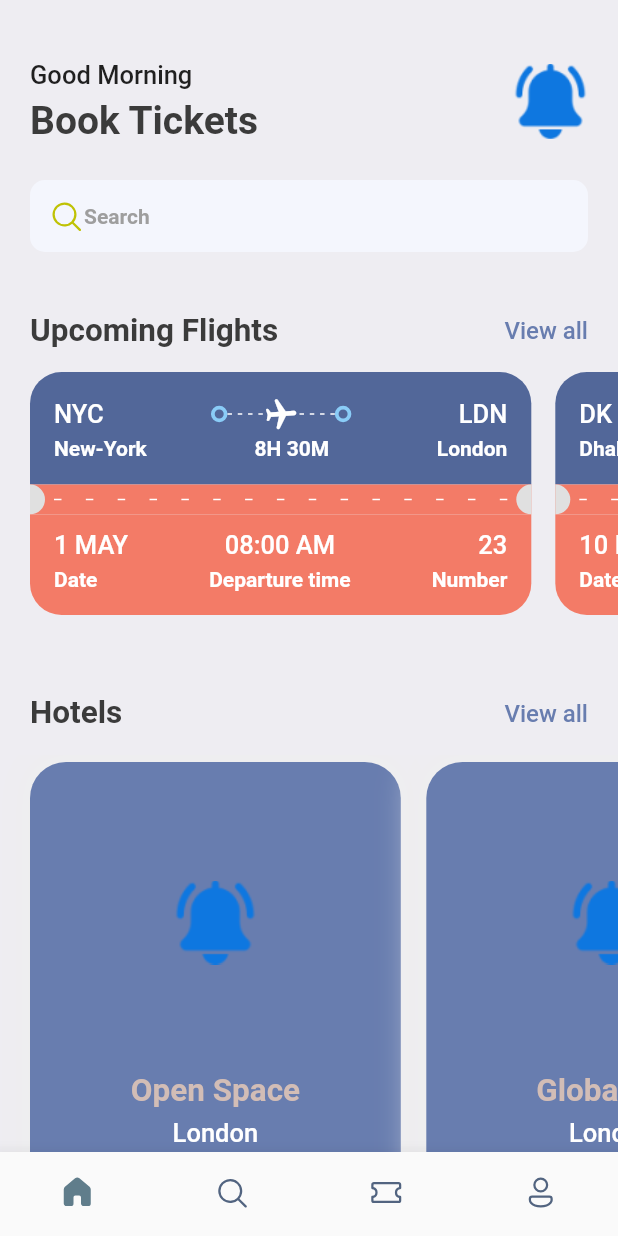
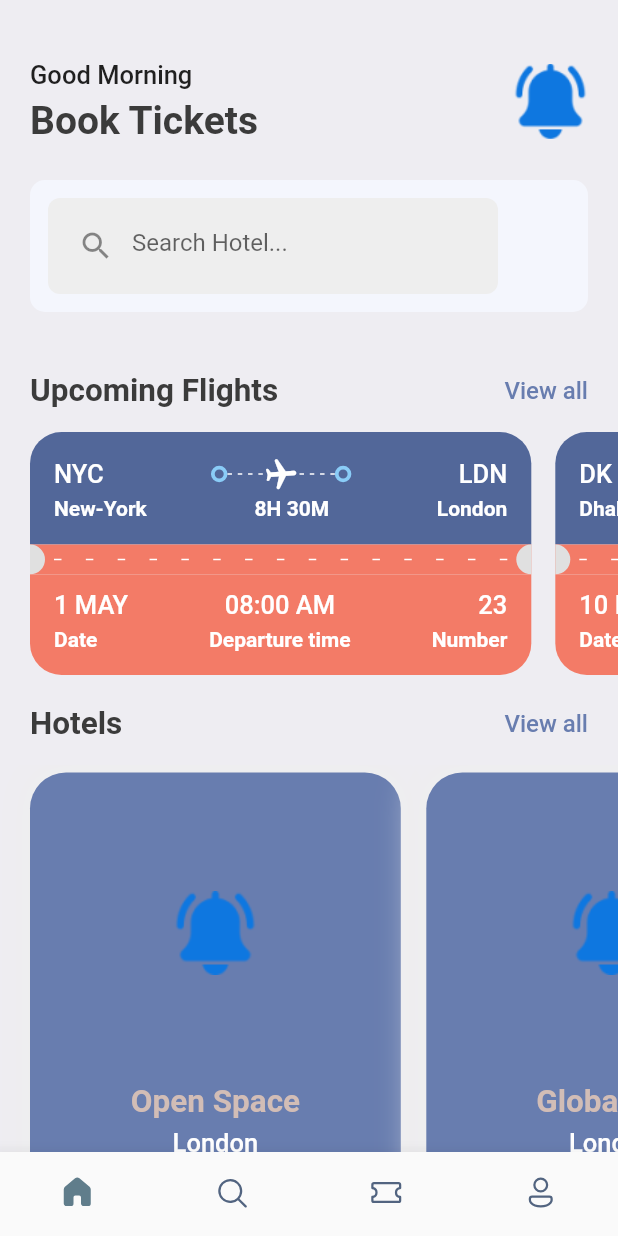
Before and after one commit to namitjain12/food_delivery_app, a Flutter app: the screen it shows after launch, on a phone screen of 412 x 824 dp. Run offline on Flutter 3.47's test engine with Material 2 defaults, Android fonts, the phone set to English and light mode, and no system bars; our stand-ins replace fluentui_icons, gap, get.

Commit message:
view_all changes

```diff
--- a/food_delivery/lib/screens/home_screen.dart
+++ b/food_delivery/lib/screens/home_screen.dart
@@ -1,6 +1,7 @@
 import 'package:flutter/material.dart';
 import 'package:flutter/src/widgets/container.dart';
 import 'package:flutter/src/widgets/framework.dart';
+import 'package:food_delivery/screens/api_view_all.dart';
 import 'package:food_delivery/screens/hotel_screen.dart';
 import 'package:food_delivery/screens/ticket_view.dart';
 import 'package:food_delivery/utils/app_info_list.dart';
@@ -8,12 +9,15 @@ import 'package:food_delivery/utils/app_styles.dart';
 import 'package:gap/gap.dart';
 import 'package:fluentui_icons/fluentui_icons.dart';
 
+import '../widgets/search_bar.dart';
+
 class HomeScreen extends StatelessWidget {
 
   const HomeScreen({Key?key,}) : super(key: key);
 
   @override
   Widget build(BuildContext context) {
+    String searchText = '';
     return Scaffold(
       backgroundColor: Styles.bgcolor,
       body: ListView(
@@ -63,8 +67,20 @@ class HomeScreen extends StatelessWidget {
                   child: Row(
 
                     children: [
-                       Icon(FluentSystemIcons.ic_fluent_search_regular,color: Color(0xFFBFC205),),
-                       Text('Search', style:Styles.headLineStyle4),
+
+              SizedBox(
+                width: 300,
+                child: SearchBoxWidget(
+                searchText: searchText,
+                onChanged: (text) {
+                  searchText = text;
+                  // Handle search logic here
+                },
+            ),
+              ),
+
+                      //  Icon(FluentSystemIcons.ic_fluent_search_regular,color: Color(0xFFBFC205),),
+                      //  Text('Search', style:Styles.headLineStyle4),
                     ],
                   ),
                 ),
@@ -75,7 +91,10 @@ class HomeScreen extends StatelessWidget {
                   Text("Upcoming Flights",style: Styles.headLineStyle2,),
                   InkWell(
                     onTap: () {
-                      print('You are tapped');
+                      Navigator.push(
+              context,
+              MaterialPageRoute(builder: (context) => Flightdetails()),
+            );
                     },
                     child: Text("View all",style: Styles.textStyle.copyWith(color: Styles.primaryColor,))),
                 ],
@@ -100,7 +119,10 @@ class HomeScreen extends StatelessWidget {
                     Text("Hotels",style: Styles.headLineStyle2,),
                     InkWell(
                       onTap: () {
-                        print('You are tapped');
+                       Navigator.push(
+              context,
+              MaterialPageRoute(builder: (context) => Flightdetails()),
+                       );
                       },
                       child: Text("View all",style: Styles.textStyle.copyWith(color: Styles.primaryColor,))),
                   ],
--- a/food_delivery/lib/screens/ticket_view.dart
+++ b/food_delivery/lib/screens/ticket_view.dart
@@ -7,6 +7,7 @@ import 'package:food_delivery/utils/app_info_list.dart';
 import 'package:food_delivery/utils/app_styles.dart';
 import 'package:food_delivery/widgets/thick_container.dart';
 import 'package:gap/gap.dart';
+import 'package:get/get_utils/get_utils.dart';
 
 import '../utils/app_layout.dart';
 
@@ -20,7 +21,7 @@ class TicketView extends StatelessWidget {
     final size = AppLayout.getSize(context);
     return SizedBox(
       width: size.width*.85 ,
-      height: AppLayout.getHeight(200),
+      height: AppLayout.getHeight(GetPlatform.isAndroid==true?167:169),
       child: Container(
         margin:  EdgeInsets.only(right: AppLayout.getHeight(16),),
         child: Column(
@@ -142,7 +143,7 @@ class TicketView extends StatelessWidget {
 
                 decoration: BoxDecoration(
                   color:isColor==null? Colors.grey.shade300 :Colors.white,
-                  borderRadius: BorderRadius.only(
+                  borderRadius: const BorderRadius.only(
                 topLeft :Radius.circular(10),
                 bottomLeft: Radius.circular(10),
               ))),
@@ -156,8 +157,8 @@ class TicketView extends StatelessWidget {
         ,Container(
           decoration:  BoxDecoration(
               color:  isColor==null? Styles.orangeColor :Colors.white,
-              borderRadius:const  BorderRadius.only(bottomLeft: Radius.circular(21),
-              bottomRight: Radius.circular(21),
+              borderRadius: BorderRadius.only(bottomLeft: Radius.circular(isColor==null?21:0),
+              bottomRight: Radius.circular(isColor==null?21:0),
               ),
 
             ),
--- /dev/null
+++ b/food_delivery/lib/widgets/search_bar.dart
@@ -0,0 +1,49 @@
+import 'package:flutter/material.dart';
+
+class SearchBoxWidget extends StatefulWidget {
+  final String searchText;
+  final ValueChanged<String> onChanged;
+
+  const SearchBoxWidget({
+    Key? key,
+    required this.searchText,
+    required this.onChanged,
+  }) : super(key: key);
+
+ @override
+  _SearchBoxWidgetState createState() => _SearchBoxWidgetState();
+}
+
+class _SearchBoxWidgetState extends State<SearchBoxWidget> {
+  late TextEditingController _controller;
+
+  @override
+  void initState() {
+    super.initState();
+    _controller = TextEditingController(text: widget.searchText);
+  }
+
+  @override
+  Widget build(BuildContext context) {
+    return Container(
+      padding: EdgeInsets.all(8.0),
+      decoration: BoxDecoration(
+        color: Colors.grey[200],
+        borderRadius: BorderRadius.circular(8.0),
+      ),
+      child: TextField(
+        decoration: const InputDecoration(
+          hintText: 'Search Hotel...',
+          border: InputBorder.none,
+          prefixIcon: Icon(Icons.search),
+        ),
+        onChanged: widget.onChanged,
+      ),
+    );
+  }
+  @override
+  void dispose() {
+    _controller.dispose();
+    super.dispose();
+  }
+}
--- a/food_delivery/pubspec.yaml
+++ b/food_delivery/pubspec.yaml
@@ -39,6 +39,8 @@ dependencies:
   fluentui_icons: ^1.0.0
   get: ^4.6.4
   gap: ^2.0.0
+  http: ^0.13.3
+
 dev_dependencies:
   flutter_test:
     sdk: flutter
```
Also changed, not shown: food_delivery/lib/screens/api_view_all.dart (added, +83 -0 lines), food_delivery/lib/screens/ticket_screen.dart (+19 -0 lines), food_delivery/lib/widgets/view_all.dart (+7 -2 lines), food_delivery/lib/widgets/column_layout.dart (added), food_delivery/pubspec.lock.
